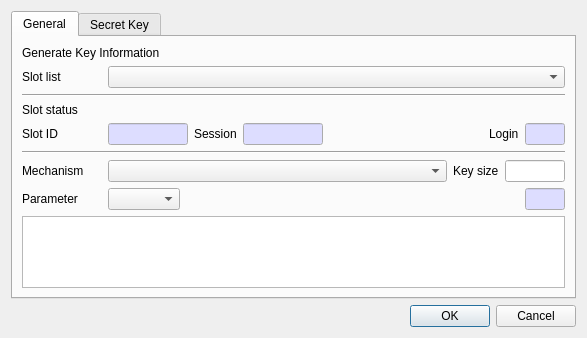
First picture: the form in CryptokiMan/gen_key_dlg.ui, repository jykim74/CryptokiMan, before the edit.
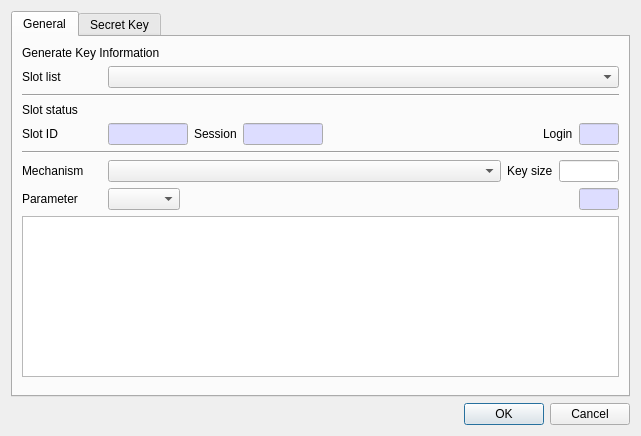
Second picture: the form after the edit. The open tabs and pages were chosen to show the change.

Patch:
```diff
--- a/CryptokiMan/gen_key_dlg.ui
+++ b/CryptokiMan/gen_key_dlg.ui
@@ -6,8 +6,8 @@
    <rect>
     <x>0</x>
     <y>0</y>
-    <width>587</width>
-    <height>329</height>
+    <width>641</width>
+    <height>436</height>
    </rect>
   </property>
   <property name="windowTitle">
@@ -421,9 +421,7 @@
        <item>
         <widget class="QPlainTextEdit" name="mParamText">
          <property name="font">
-          <font>
-           <family>굴림체</family>
-          </font>
+          <font/>
          </property>
         </widget>
        </item>
```
Left out of the diff: 2 changed lines with no effect on the pictures.
